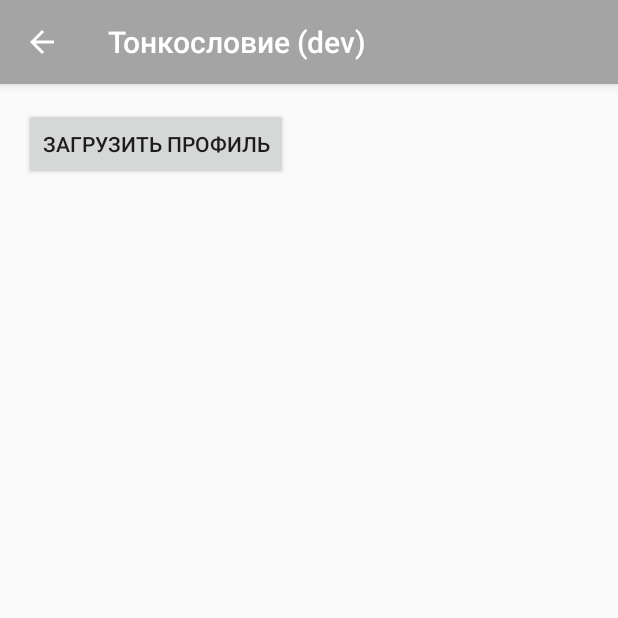
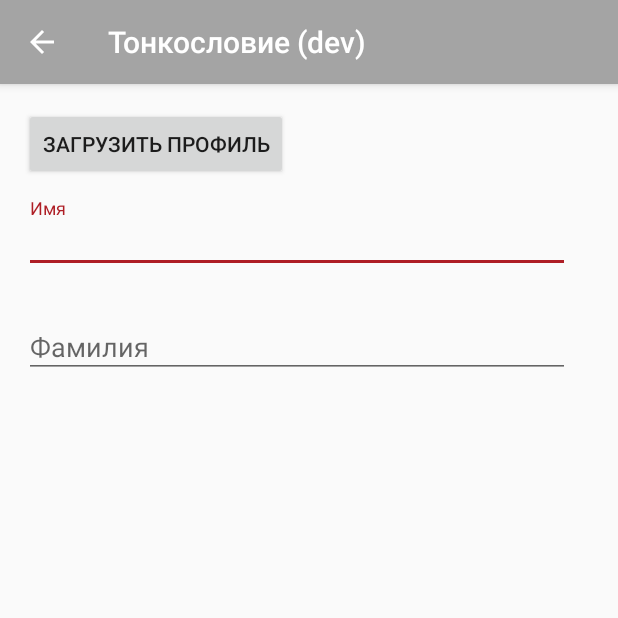
Before and after one commit to SnowDrifter/tonkoslovie-android, an Android app: the ProfileActivity screen opened directly, with no data from a screen before it, on a phone screen of 412 x 824 dp, the top half of it. Run offline under Robolectric (Android 15) with nearby library versions, the phone set to English and light mode, and no system bars; our stand-ins replace RxJava.

Commit message:
Added profile forms

```diff
--- a/app/src/main/java/ru/romanov/tonkoslovie/ui/screens/profile/ProfileActivity.kt
+++ b/app/src/main/java/ru/romanov/tonkoslovie/ui/screens/profile/ProfileActivity.kt
@@ -1,6 +1,7 @@
 package ru.romanov.tonkoslovie.ui.screens.profile
 
 import android.os.Bundle
+import android.support.design.widget.TextInputEditText
 import android.support.v7.app.AppCompatActivity
 import android.view.View
 import android.widget.Toast
@@ -24,7 +25,11 @@ class ProfileActivity  : AppCompatActivity() {
                 .observeOn(AndroidSchedulers.mainThread())
                 .subscribe(
                         { result ->
-                            Toast.makeText(applicationContext, result.toString(), Toast.LENGTH_SHORT).show()
+                            val firstNameInput = findViewById<TextInputEditText>(R.id.profile_input_firstName)
+                            firstNameInput.setText(result.firstName)
+
+                            val lastNameInput = findViewById<TextInputEditText>(R.id.profile_input_lastName)
+                            lastNameInput.setText(result.lastName)
                         },
                         { error ->
                             Toast.makeText(applicationContext, "Не удалось загрузить профиль", Toast.LENGTH_LONG).show()
--- a/app/src/main/res/layout/profile_activity.xml
+++ b/app/src/main/res/layout/profile_activity.xml
@@ -22,4 +22,38 @@
         app:layout_constraintTop_toTopOf="parent"
         tools:ignore="MissingConstraints" />
 
+    <android.support.design.widget.TextInputLayout
+        android:id="@+id/textInputLayout"
+        android:layout_width="364dp"
+        android:layout_height="50dp"
+        android:layout_marginTop="76dp"
+        app:layout_constraintEnd_toEndOf="parent"
+        app:layout_constraintHorizontal_bias="0.34"
+        app:layout_constraintStart_toStartOf="parent"
+        app:layout_constraintTop_toTopOf="parent">
+
+        <android.support.design.widget.TextInputEditText
+            android:id="@+id/profile_input_firstName"
+            android:layout_width="match_parent"
+            android:layout_height="wrap_content"
+            android:hint="@string/profile_firstName" />
+    </android.support.design.widget.TextInputLayout>
+
+    <android.support.design.widget.TextInputLayout
+        android:id="@+id/textInputLayout2"
+        android:layout_width="364dp"
+        android:layout_height="50dp"
+        android:layout_marginTop="20dp"
+        app:layout_constraintEnd_toEndOf="parent"
+        app:layout_constraintHorizontal_bias="0.34"
+        app:layout_constraintStart_toStartOf="parent"
+        app:layout_constraintTop_toBottomOf="@+id/textInputLayout">
+
+        <android.support.design.widget.TextInputEditText
+            android:id="@+id/profile_input_lastName"
+            android:layout_width="match_parent"
+            android:layout_height="wrap_content"
+            android:hint="@string/profile_lastName" />
+    </android.support.design.widget.TextInputLayout>
+
 </android.support.constraint.ConstraintLayout>
--- a/app/src/main/res/values/strings.xml
+++ b/app/src/main/res/values/strings.xml
@@ -13,6 +13,8 @@
     <string name="navigation_drawer_close">Close navigation drawer</string>
 
     <string name="profile_temp_button">Загрузить профиль</string>
+    <string name="profile_firstName">Имя</string>
+    <string name="profile_lastName">Фамилия</string>
 
     <string name="login_email_hint">Email</string>
     <string name="login_password_hint">Пароль</string>
```
